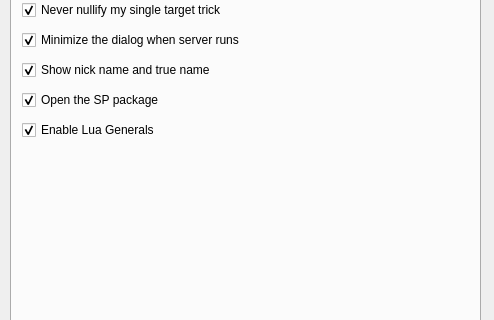
The window that src/dialog/configdialog.ui (wy19890204/Shuihusha) describes before a commit, drawn with Qt 5; both pictures show x 0 to 494 and y 104 to 424 of the 494 by 534 pixel window.
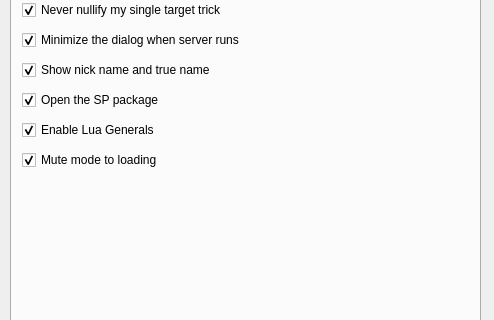
The same window after the commit. The open tabs and pages were chosen to show the change.

The edit to the form file:
```diff
--- a/src/dialog/configdialog.ui
+++ b/src/dialog/configdialog.ui
@@ -615,6 +615,22 @@
       <bool>true</bool>
      </property>
     </widget>
+    <widget class="QCheckBox" name="muteLoad">
+     <property name="geometry">
+      <rect>
+       <x>10</x>
+       <y>210</y>
+       <width>239</width>
+       <height>16</height>
+      </rect>
+     </property>
+     <property name="text">
+      <string>Mute mode to loading</string>
+     </property>
+     <property name="checked">
+      <bool>true</bool>
+     </property>
+    </widget>
     <widget class="QLabel" name="langLabel">
      <property name="geometry">
       <rect>
```
